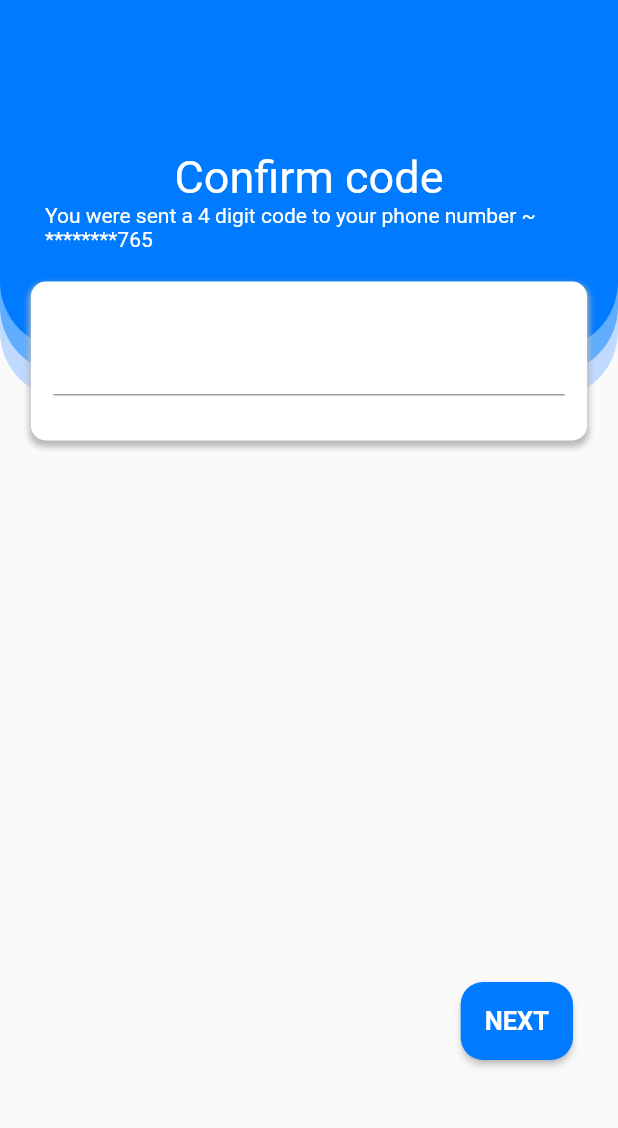
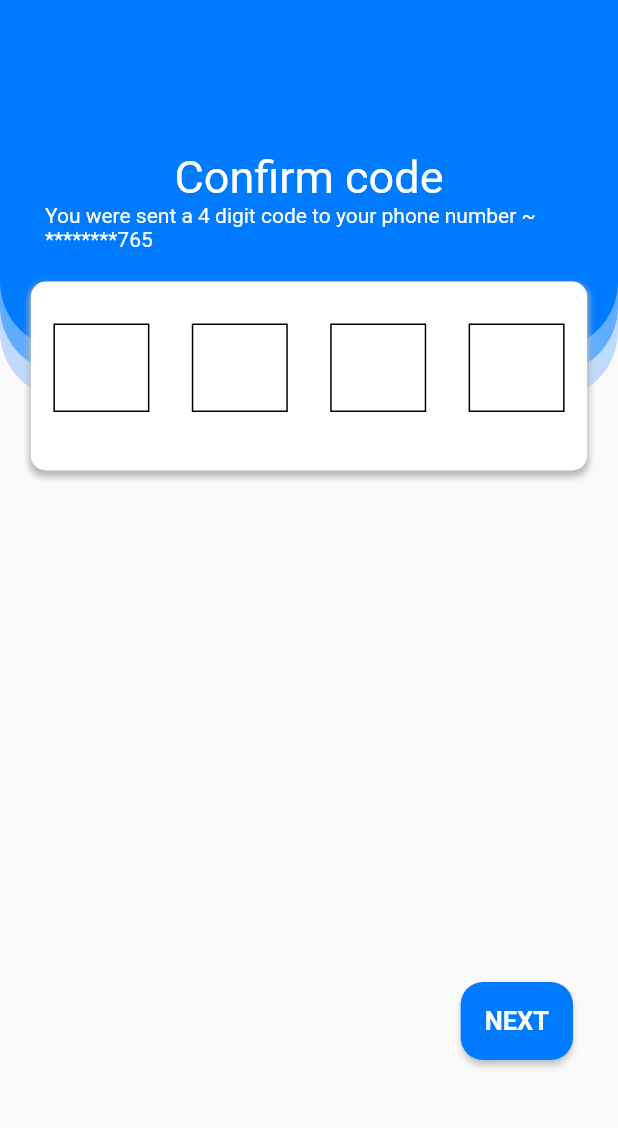
Before and after one commit to Needlinc/Needlinc, a Flutter app: the confirmNumber screen opened directly, on a phone screen of 412 x 824 dp, the part 71-1199 px from its top. Run offline on Flutter 3.47's test engine with Material 2 defaults, Android fonts, the light colour scheme and no system bars; our stand-ins replace animated_text_kit, calendar_date_picker2, curved_navigation_bar, flutter_staggered_animations, google_fonts.

Commit message:
Add body to confirm number page

```diff
--- a/lib/needlinc/shared-pages/auth-pages/confirmNumber.dart
+++ b/lib/needlinc/shared-pages/auth-pages/confirmNumber.dart
@@ -1,4 +1,5 @@
 import 'package:flutter/material.dart';
+import 'package:flutter/services.dart';
 import 'package:needlinc/needlinc/shared-pages/auth-pages/location.dart';
 import 'package:needlinc/needlinc/widgets/login-background.dart';
 
@@ -12,6 +13,19 @@ class confirmNumber extends StatefulWidget {
 }
 
 class _confirmNumberState extends State<confirmNumber> {
+  final EnabledBorder = OutlineInputBorder(
+    borderSide: BorderSide(
+      color: NeedlincColors.black1,
+    ),
+    borderRadius: BorderRadius.zero,
+  );
+  final FocusedBorder = OutlineInputBorder(
+    borderSide: BorderSide(
+      color: NeedlincColors.blue1,
+    ),
+    borderRadius: BorderRadius.zero,
+  );
+
   int lastDigit = 765;
 
   @override
@@ -102,7 +116,100 @@ class _confirmNumberState extends State<confirmNumber> {
                     ),
                     child: Padding(
                       padding: const EdgeInsets.fromLTRB(15.0, 28, 15, 30),
-                      child: TextField(),
+                      child: Form(
+                          child: Row(
+                        mainAxisAlignment: MainAxisAlignment.spaceBetween,
+                        children: [
+                          SizedBox(
+                            height: 68,
+                            width: 64,
+                            child: TextFormField(
+                              onChanged: (value) {
+                                if (value.length == 1) {
+                                  FocusScope.of(context).nextFocus();
+                                }
+                              },
+                              onSaved: (pin1) {},
+                              decoration: InputDecoration(
+                                focusedBorder: FocusedBorder,
+                                enabledBorder: EnabledBorder,
+                              ),
+                              keyboardType: TextInputType.number,
+                              textAlign: TextAlign.center,
+                              inputFormatters: [
+                                LengthLimitingTextInputFormatter(1),
+                                FilteringTextInputFormatter.digitsOnly,
+                              ],
+                            ),
+                          ),
+                          SizedBox(
+                            height: 68,
+                            width: 64,
+                            child: TextFormField(
+                              decoration: InputDecoration(
+                                focusedBorder: FocusedBorder,
+                                enabledBorder: EnabledBorder,
+                              ),
+                              onChanged: (value) {
+                                if (value.length == 1) {
+                                  FocusScope.of(context).nextFocus();
+                                }
+                              },
+                              onSaved: (pin2) {},
+                              keyboardType: TextInputType.number,
+                              textAlign: TextAlign.center,
+                              inputFormatters: [
+                                LengthLimitingTextInputFormatter(1),
+                                FilteringTextInputFormatter.digitsOnly,
+                              ],
+                            ),
+                          ),
+                          SizedBox(
+                            height: 68,
+                            width: 64,
+                            child: TextFormField(
+                              onChanged: (value) {
+                                if (value.length == 1) {
+                                  FocusScope.of(context).nextFocus();
+                                }
+                              },
+                              onSaved: (pin3) {},
+                              decoration: InputDecoration(
+                                focusedBorder: FocusedBorder,
+                                enabledBorder: EnabledBorder,
+                              ),
+                              keyboardType: TextInputType.number,
+                              textAlign: TextAlign.center,
+                              inputFormatters: [
+                                LengthLimitingTextInputFormatter(1),
+                                FilteringTextInputFormatter.digitsOnly,
+                              ],
+                            ),
+                          ),
+                          SizedBox(
+                            height: 68,
+                            width: 64,
+                            child: TextFormField(
+                              onChanged: (value) {
+                                if (value.length == 1) {
+                                  FocusScope.of(context).nextFocus();
+                                }
+                              },
+                              onSaved: (pin4) {},
+                              decoration: InputDecoration(
+                                focusedBorder: FocusedBorder,
+                                enabledBorder: EnabledBorder,
+                              ),
+                              keyboardType: TextInputType.number,
+                              textAlign: TextAlign.center,
+                              inputFormatters: [
+                                LengthLimitingTextInputFormatter(1),
+                                FilteringTextInputFormatter.digitsOnly,
+                              ],
+                            ),
+                          ),
+                        ],
+                      )),
                     ),
                   ),
                 ],
```
